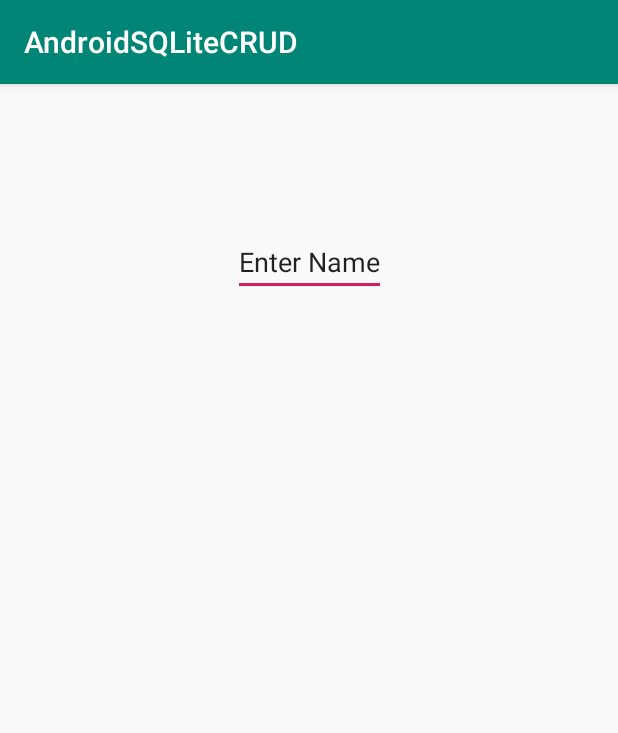
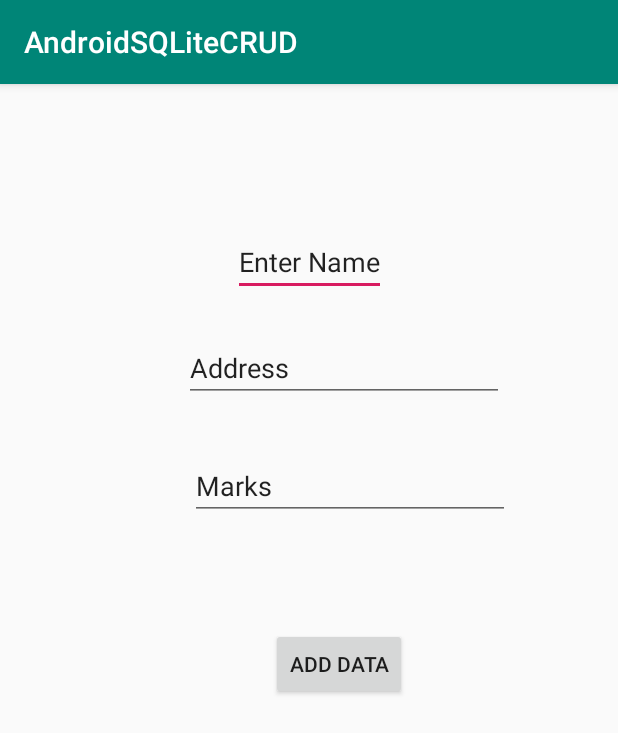
Before and after one commit to Shehanka/AndroidSQLiteCRUD, an Android app: the screen it shows after launch (MainActivity), on a phone screen of 412 x 824 dp. Shown: the top 733 px of the screen. Run offline under Robolectric (Android 15) with nearby library versions, the phone set to English and light mode, and no system bars.

```diff
--- a/app/src/main/java/com/chamodshehanka/androidsqlitecrud/MainActivity.java
+++ b/app/src/main/java/com/chamodshehanka/androidsqlitecrud/MainActivity.java
@@ -1,17 +1,21 @@
 package com.chamodshehanka.androidsqlitecrud;
+
+import android.os.Bundle;
+import android.view.View;
+import android.widget.Button;
+import android.widget.EditText;
+import android.widget.Toast;
 
 import androidx.appcompat.app.AppCompatActivity;
 
-import android.os.Bundle;
-import android.widget.Button;
-import android.widget.EditText;
+import com.chamodshehanka.androidsqlitecrud.model.Student;
 
 public class MainActivity extends AppCompatActivity {
 
     DatabaseHelper databaseHelper;
     EditText txtName;
-    ExtraData txtAddress;
-    ExtraData txtMarks;
+    EditText txtAddress;
+    EditText txtMarks;
     Button btnAddData;
 
 
@@ -20,6 +24,29 @@ public class MainActivity extends AppCompatActivity {
         super.onCreate(savedInstanceState);
         setContentView(R.layout.activity_main);
         databaseHelper = new DatabaseHelper(this);
-        txtName = (EditText)findViewById(R.id.txtName);
+
+        txtName = findViewById(R.id.txtName);
+        txtAddress = findViewById(R.id.txtAddress);
+        txtMarks = findViewById(R.id.txtMarks);
+        btnAddData = findViewById(R.id.btnAddData);
+
+        addStudent();
+    }
+
+    public void addStudent() {
+        btnAddData.setOnClickListener(new View.OnClickListener() {
+            @Override
+            public void onClick(View view) {
+                boolean isAdded = databaseHelper.insertData(new Student("",
+                        txtName.getText().toString(), txtAddress.getText().toString(),
+                        txtMarks.getText().toString()));
+
+                if (isAdded) {
+                    Toast.makeText(MainActivity.this, "Student Added", Toast.LENGTH_LONG).show();
+                } else {
+                    Toast.makeText(MainActivity.this, "Student Adding failed", Toast.LENGTH_LONG).show();
+                }
+            }
+        });
     }
 }
--- a/app/src/main/res/layout/activity_main.xml
+++ b/app/src/main/res/layout/activity_main.xml
@@ -24,5 +24,45 @@
             app:layout_constraintTop_toTopOf="parent"
             app:layout_constraintVertical_bias="0.133"
             android:autofillHints="Name" />
+
+        <EditText
+            android:id="@+id/txtAddress"
+            android:layout_width="wrap_content"
+            android:layout_height="wrap_content"
+            android:layout_marginStart="122dp"
+            android:layout_marginTop="25dp"
+            android:layout_marginEnd="76dp"
+            android:ems="10"
+            android:inputType="textPersonName"
+            android:text="Address"
+            app:layout_constraintEnd_toEndOf="parent"
+            app:layout_constraintStart_toStartOf="parent"
+            app:layout_constraintTop_toBottomOf="@+id/txtName" />
+
+        <EditText
+            android:id="@+id/txtMarks"
+            android:layout_width="wrap_content"
+            android:layout_height="wrap_content"
+            android:layout_marginStart="126dp"
+            android:layout_marginTop="33dp"
+            android:layout_marginEnd="72dp"
+            android:ems="10"
+            android:inputType="textPersonName"
+            android:text="Marks"
+            app:layout_constraintEnd_toEndOf="parent"
+            app:layout_constraintStart_toStartOf="parent"
+            app:layout_constraintTop_toBottomOf="@+id/txtAddress" />
+
+        <Button
+            android:id="@+id/btnAddData"
+            android:layout_width="wrap_content"
+            android:layout_height="wrap_content"
+            android:layout_marginStart="181dp"
+            android:layout_marginTop="72dp"
+            android:layout_marginEnd="142dp"
+            android:text="Add Data"
+            app:layout_constraintEnd_toEndOf="parent"
+            app:layout_constraintStart_toStartOf="parent"
+            app:layout_constraintTop_toBottomOf="@+id/txtMarks" />
     </androidx.constraintlayout.widget.ConstraintLayout>
 </androidx.constraintlayout.widget.ConstraintLayout>
```
